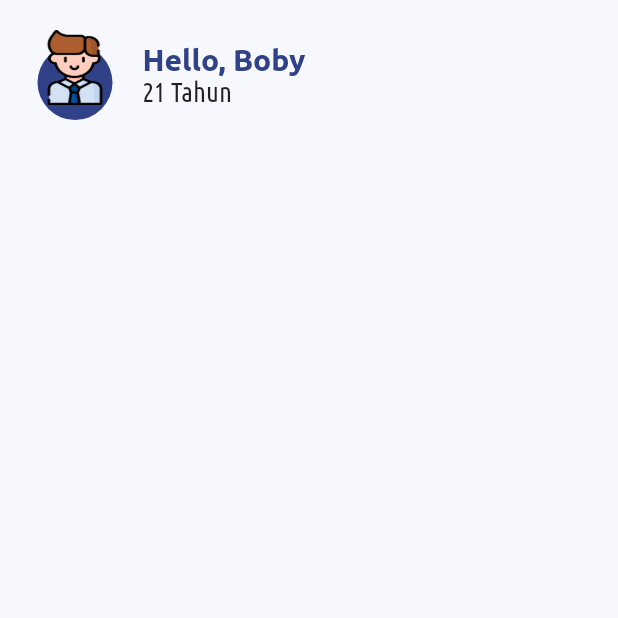
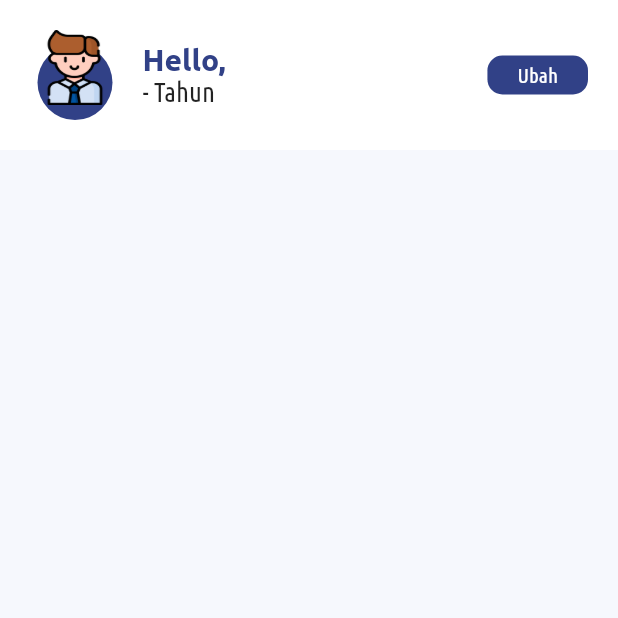
Before and after one commit to Arybobyku/Herpes-Mobile, a Flutter app: the ProfilePage screen opened by its route, on a phone screen of 412 x 824 dp, the top half of it. Run offline on Flutter 3.47's test engine with Material 2 defaults, Android fonts, the phone set to English and light mode, and no system bars; our stand-ins replace animated_text_kit, bloc, camera, chopper, fast_immutable_collections, flutter_bloc and 18 more; missing offline and left inert: flag, flutter_services_binding, tflite; accounts and stored records are empty; generated files the repository leaves out were written again; project files that could hold a hidden picture were left out.

Commit message:
add insert profile_page.dart

```diff
--- a/lib/data/constants/constants.dart
+++ b/lib/data/constants/constants.dart
@@ -1,5 +1,5 @@
 class Constants{
-  static const String domain = "192.168.100.222";
+  static const String domain = "192.168.1.23";
   static const String apiBaseUrl = "http://$domain/herpesBE/public";
   static const String apiNewsBaseUrl = "https://newsapi.org/v2/";
   static const String headerContentTypeText = 'Content-Type';
@@ -11,4 +11,6 @@ class Constants{
 
 
   static const String history = 'History';
+  static const String userName = 'userName';
+  static const String userAge = 'userAge';
 }
--- a/lib/routes.dart
+++ b/lib/routes.dart
@@ -7,6 +7,7 @@ import 'package:herpes_identification/ui/history/history_page.dart';
 import 'package:herpes_identification/ui/home/home_page.dart';
 import 'package:herpes_identification/ui/image/image_detection_page.dart';
 import 'package:herpes_identification/ui/information/information_page.dart';
+import 'package:herpes_identification/ui/insertProfile/insert_profile_page.dart';
 import 'package:herpes_identification/ui/landing/landing_page.dart';
 import 'package:herpes_identification/ui/navigator/navigator_page.dart';
 import 'package:herpes_identification/ui/onBoarding/on_boarding_page.dart';
@@ -31,6 +32,7 @@ class Routes {
   static const String webViewPage = "/webViewPage";
   static const String onBoardingPage = "/onBoardingPage";
   static const String resultPage = "/resultPage";
+  static const String insertProfilePage = "/insertProfilePage";
 
   static final newRoutes = <GetPage>[
     GetPage(name: navigator, page:(){return const NavigatorPage();}),
@@ -47,5 +49,6 @@ class Routes {
     GetPage(name: webViewPage, page:(){return const WebViewPage();}),
     GetPage(name: onBoardingPage, page:(){return const OnBoardingPage();}),
     GetPage(name: resultPage, page:(){return const ResultPage();}),
+    GetPage(name: insertProfilePage, page:(){return const InsertProfilePage();}),
   ];
 }
--- a/lib/ui/Result/result_page.dart
+++ b/lib/ui/Result/result_page.dart
@@ -45,7 +45,8 @@ class ResultPage extends StatelessWidget {
           ),
           body: BlocBuilder<CbrAndRbrBloc, CbrAndRbrState>(
             builder: (context, state) {
-              return Column(
+              return SingleChildScrollView(
+                child: Column(
                   crossAxisAlignment: CrossAxisAlignment.start,
                   children: [
                     const SizedBox(height: 20),
@@ -57,6 +58,7 @@ class ResultPage extends StatelessWidget {
                     const SizedBox(height: 20),
                     // const ResultCalculatedSection(),
                     ],
+                ),
               );
             },
           ),
--- a/lib/ui/core/custom_profile_card/custom_profile_card.dart
+++ b/lib/ui/core/custom_profile_card/custom_profile_card.dart
@@ -1,11 +1,18 @@
 import 'package:flutter/material.dart';
+import 'package:herpes_identification/data/constants/constants.dart';
 import 'package:herpes_identification/helper/color_pallete.dart';
+import 'package:herpes_identification/locatore_storage_service.dart';
+import 'package:herpes_identification/setup_locator.dart';
 
 class CustomProfileCard extends StatelessWidget {
   const CustomProfileCard({Key? key}) : super(key: key);
 
   @override
   Widget build(BuildContext context) {
+    var storageService = locator<LocalStorageService>();
+    var name = storageService.getStringFromPref(Constants.userName)??"User";
+    var age = storageService.getStringFromPref(Constants.userAge)??"-";
+
     return Padding(
       padding: const EdgeInsets.all(20),
       child: Row(
@@ -47,18 +54,18 @@ class CustomProfileCard extends StatelessWidget {
             child: Column(
               crossAxisAlignment: CrossAxisAlignment.start,
               mainAxisAlignment: MainAxisAlignment.spaceEvenly,
-              children: const [
+              children:  [
                 Text(
-                  "Hello, Boby",
-                  style: TextStyle(
+                  "Hello, $name",
+                  style: const TextStyle(
                     fontSize: 20,
                     fontWeight: FontWeight.w600,
                     color: ColorPalette.generalSecondaryColor,
                   ),
                 ),
                 Text(
-                  "21 Tahun",
-                  style: TextStyle(
+                  "$age Tahun",
+                  style: const TextStyle(
                     fontSize: 18,
                   ),
                 ),
--- a/lib/ui/profile/profile_page.dart
+++ b/lib/ui/profile/profile_page.dart
@@ -1,5 +1,7 @@
 import 'package:flutter/material.dart';
+import 'package:get/get.dart';
 import 'package:herpes_identification/helper/color_pallete.dart';
+import 'package:herpes_identification/routes.dart';
 import 'package:herpes_identification/ui/core/custom_profile_card/custom_profile_card.dart';
 
 class ProfilePage extends StatelessWidget {
@@ -7,15 +9,40 @@ class ProfilePage extends StatelessWidget {
 
   @override
   Widget build(BuildContext context) {
-    return  SafeArea(
+    return SafeArea(
       child: Scaffold(
-        backgroundColor: ColorPalette.generalBackgroundColor,
-        body: Column(
-          children: const [
-            CustomProfileCard()
-          ],
-        )
-      ),
+          backgroundColor: ColorPalette.generalBackgroundColor,
+          body: Column(
+            children: [
+              Container(
+                decoration: const BoxDecoration(color: Colors.white),
+                child: Row(
+                  children: [
+                    const Expanded(
+                      child: CustomProfileCard(),
+                    ),
+                    GestureDetector(
+                      onTap: (){
+                        Get.toNamed(Routes.insertProfilePage);
+                      },
+                      child: Container(
+                        margin: const EdgeInsets.only(right: 20),
+                        padding: const EdgeInsets.symmetric(
+                            horizontal: 20, vertical: 5),
+                        decoration: const BoxDecoration(
+                            color: ColorPalette.generalSecondaryColor,
+                            borderRadius: BorderRadius.all(Radius.circular(10))),
+                        child: const Text(
+                          "Ubah",
+                          style: TextStyle(color: Colors.white),
+                        ),
+                      ),
+                    )
+                  ],
+                ),
+              ),
+            ],
+          )),
     );
   }
 }
```
Also changed, not shown: lib/ui/home/home_page.dart (+4 -25 lines), lib/ui/insertProfile/insert_profile_page.dart (added, +119 -0 lines), lib/ui/navigator/navigator_page.dart (+14 -1 lines). Lines whose indentation alone changed are shown as unchanged.
